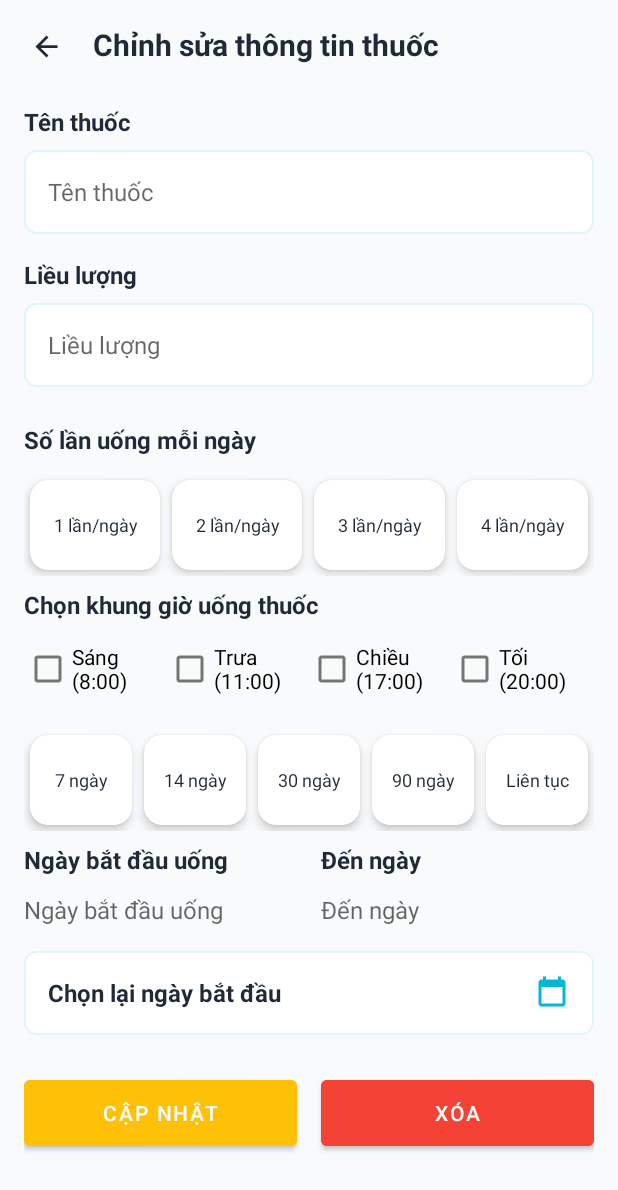
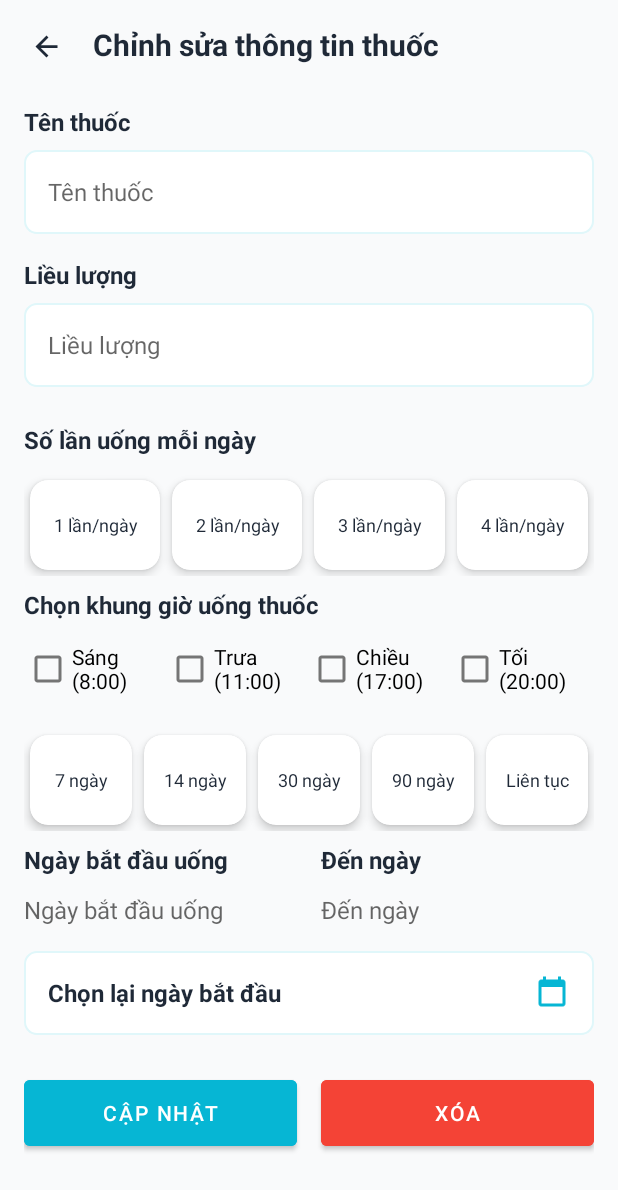
Before and after one commit to Entidagreat/Reminder-App, an Android app: the MedicationDetailActivity screen opened directly, with no data from a screen before it, on a phone screen of 412 x 824 dp. Shown: the top 1190 px of the screen. Run offline under Robolectric (Android 15) with nearby library versions, the phone set to English and light mode, and no system bars.

Commit message:
đổi màu nút cập nhật

```diff
--- a/app/src/main/res/layout/activity_medication_detail.xml
+++ b/app/src/main/res/layout/activity_medication_detail.xml
@@ -482,7 +482,7 @@
                 android:layout_height="56dp"
                 android:layout_marginEnd="8dp"
                 android:layout_weight="1"
-                android:backgroundTint="#FFC107"
+                android:backgroundTint="@color/colorPrimary"
                 android:text="Cập nhật"
                 android:textColor="@android:color/white" />
 
```
